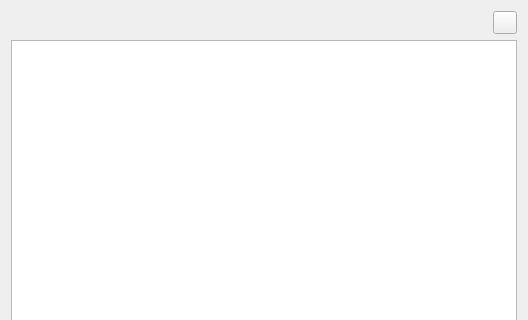
Before: the Qt Designer form src/libkstapp/viewvectordialog.ui in Kst-plot/kst, drawn with Qt 5; both pictures show x 0 to 528 and y 0 to 320 of the 528 by 536 pixel window.
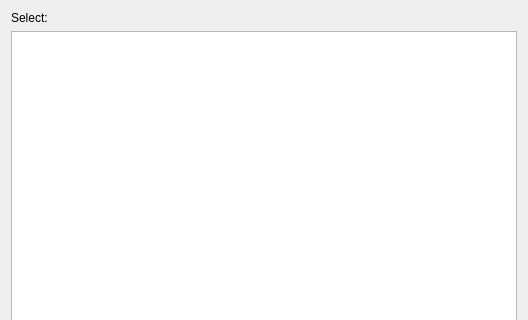
After: the same form once the commit is applied. Custom widgets are drawn as their Qt base class.

Commit message: Improve the multiple vector view: - no crash - allow drag&drop of columns - remove with context menu

What changed in the file:
```diff
--- a/src/libkstapp/viewvectordialog.ui
+++ b/src/libkstapp/viewvectordialog.ui
@@ -16,6 +16,13 @@
   <layout class="QVBoxLayout" name="verticalLayout">
    <item>
     <layout class="QHBoxLayout" name="horizontalLayout">
+     <item>
+      <widget class="QLabel" name="label">
+       <property name="text">
+        <string>Select:</string>
+       </property>
+      </widget>
+     </item>
      <item>
       <widget class="Kst::VectorSelector" name="_vectorSelector" native="true">
        <property name="sizePolicy">
@@ -26,29 +33,14 @@
        </property>
       </widget>
      </item>
-     <item>
-      <widget class="QToolButton" name="_addVectorToView">
-       <property name="sizePolicy">
-        <sizepolicy hsizetype="Fixed" vsizetype="Fixed">
-         <horstretch>0</horstretch>
-         <verstretch>0</verstretch>
-        </sizepolicy>
-       </property>
-       <property name="toolTip">
-        <string>Add vector to the table view</string>
-       </property>
-       <property name="whatsThis">
-        <string>Adds the selected vector to the table view</string>
-       </property>
-       <property name="text">
-        <string/>
-       </property>
-      </widget>
-     </item>
     </layout>
    </item>
    <item>
-    <widget class="QTableView" name="_vectors"/>
+    <widget class="QTableView" name="_vectors">
+     <property name="toolTip">
+      <string>&lt;html&gt;&lt;head/&gt;&lt;body&gt;&lt;p&gt;Select a vector from the drop-down menu to add it to the view.&lt;/p&gt;&lt;p&gt;You can remove vectors from the view using the context menu (right click).&lt;/p&gt;&lt;/body&gt;&lt;/html&gt;</string>
+     </property>
+    </widget>
    </item>
    <item>
     <layout class="QHBoxLayout" name="horizontalLayout_2">
```
The commit also changes 4 other files.
